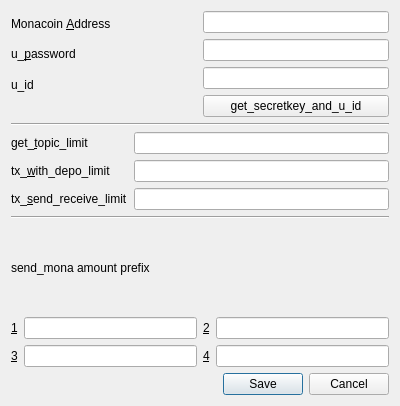
Qt form setting_window.ui (ottyajp/mona_chaduke) before a commit.
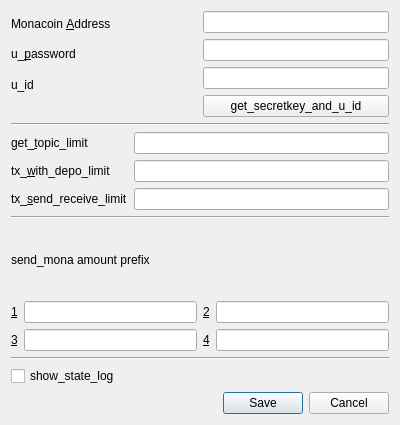
The same form after that commit.

Diff of the .ui file:
```diff
--- a/setting_window.ui
+++ b/setting_window.ui
@@ -7,7 +7,7 @@
     <x>0</x>
     <y>0</y>
     <width>400</width>
-    <height>406</height>
+    <height>425</height>
    </rect>
   </property>
   <property name="windowTitle">
@@ -251,6 +251,20 @@
        </item>
       </layout>
      </item>
+     <item>
+      <widget class="Line" name="line_3">
+       <property name="orientation">
+        <enum>Qt::Horizontal</enum>
+       </property>
+      </widget>
+     </item>
+     <item>
+      <widget class="QCheckBox" name="show_state_log_check">
+       <property name="text">
+        <string>show_state_log</string>
+       </property>
+      </widget>
+     </item>
      <item>
       <widget class="QDialogButtonBox" name="buttonBox">
        <property name="orientation">
```
